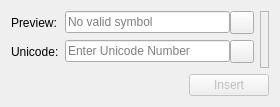
The window that UnicodeUtil/symbolselectdialog.ui (Skycoder42/UniInsert) describes before a commit, drawn with Qt 5.
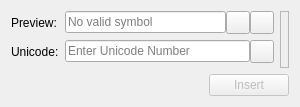
The same window after the commit. Icons and pictures are not drawn. Custom widgets are drawn as their Qt base class.

What changed in the file:
```diff
--- a/UnicodeUtil/symbolselectdialog.ui
+++ b/UnicodeUtil/symbolselectdialog.ui
@@ -6,7 +6,7 @@
    <rect>
     <x>0</x>
     <y>0</y>
-    <width>280</width>
+    <width>300</width>
     <height>107</height>
    </rect>
   </property>
@@ -45,6 +45,9 @@
          <item>
           <widget class="QToolButton" name="copyButton"/>
          </item>
+         <item>
+          <widget class="QToolButton" name="symbolHelpButton"/>
+         </item>
         </layout>
        </item>
        <item row="0" column="0">
```
Left out of the diff: 25 changed lines with no effect on the pictures.
